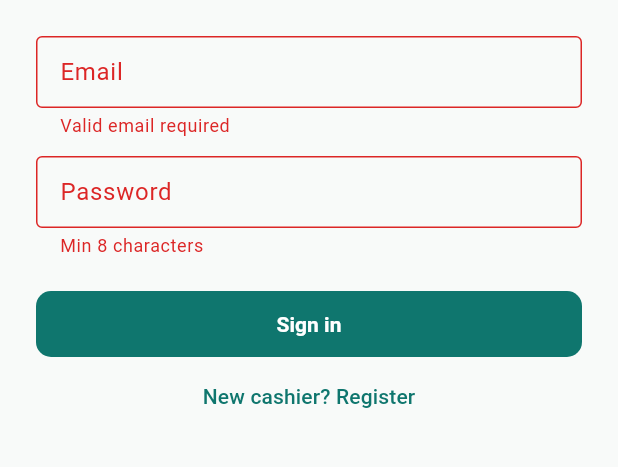
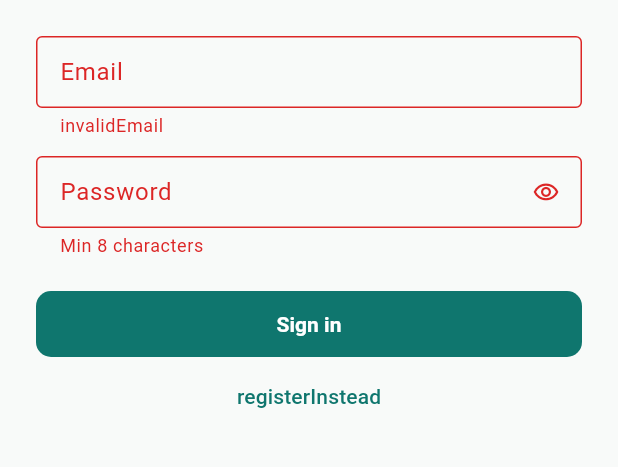
Before and after one commit to maulanasly/fastapi-octopos, a Flutter app: the screen it shows after launch, after a tap on "Sign in", on a phone screen of 412 x 824 dp, the part 483-950 px from its top. Run offline on Flutter 3.47's test engine with Material 3 defaults, Android fonts, the phone set to English and light mode, and no system bars; our stand-ins replace cached_network_image, dio, flutter_map, flutter_riverpod, flutter_secure_storage, geolocator and 5 more; missing offline and left inert: dart:js_interop.

Commit message:
fix(auth): login keyboard flow and password visibility
Email->password->submit keyboard chain, autofill hints, password visibility toggle, and the last hardcoded login strings moved to the locale tables.

```diff
--- a/client/lib/features/auth/login_screen.dart
+++ b/client/lib/features/auth/login_screen.dart
@@ -22,13 +22,16 @@ class _LoginScreenState extends ConsumerState<LoginScreen> {
   final _fullName = TextEditingController();
   bool _registerMode = false;
   bool _submitting = false;
+  bool _obscure = true;
   String? _error;
+  final _passwordFocus = FocusNode();
 
   @override
   void dispose() {
     _email.dispose();
     _password.dispose();
     _fullName.dispose();
+    _passwordFocus.dispose();
     super.dispose();
   }
 
@@ -81,9 +84,9 @@ class _LoginScreenState extends ConsumerState<LoginScreen> {
                       margin: const EdgeInsets.only(bottom: 12),
                       padding: const EdgeInsets.all(12),
                       decoration: BoxDecoration(
-                        color: Theme.of(
-                          context,
-                        ).colorScheme.surfaceContainerHighest,
+                        color: Theme.of(context)
+                            .colorScheme
+                            .surfaceContainerHighest,
                         borderRadius: BorderRadius.circular(10),
                       ),
                       child: Row(
@@ -138,19 +141,39 @@ class _LoginScreenState extends ConsumerState<LoginScreen> {
                     ),
                     keyboardType: TextInputType.emailAddress,
                     autocorrect: false,
+                    textInputAction: TextInputAction.next,
+                    onFieldSubmitted: (_) => _passwordFocus.requestFocus(),
+                    autofillHints: const [AutofillHints.email],
                     validator: (v) => (v == null || !v.contains('@'))
-                        ? 'Valid email required'
+                        ? s.of('invalidEmail')
                         : null,
                   ),
                   const SizedBox(height: 12),
                   TextFormField(
                     key: const Key('passwordField'),
                     controller: _password,
+                    focusNode: _passwordFocus,
                     decoration: InputDecoration(
                       labelText: s.of('password'),
                       border: OutlineInputBorder(),
+                      suffixIcon: IconButton(
+                        tooltip: _obscure
+                            ? s.of('showPassword')
+                            : s.of('hidePassword'),
+                        icon: Icon(
+                          _obscure
+                              ? Icons.visibility_outlined
+                              : Icons.visibility_off_outlined,
+                        ),
+                        onPressed: () => setState(() => _obscure = !_obscure),
+                      ),
                     ),
-                    obscureText: true,
+                    obscureText: _obscure,
+                    textInputAction: TextInputAction.done,
+                    onFieldSubmitted: (_) {
+                      if (!_submitting) _submit();
+                    },
+                    autofillHints: const [AutofillHints.password],
                     validator: (v) => (v == null || v.length < 8)
                         ? s.of('minPassword')
                         : null,
@@ -189,8 +212,8 @@ class _LoginScreenState extends ConsumerState<LoginScreen> {
                           }),
                     child: Text(
                       _registerMode
-                          ? 'Already have an account? Sign in'
-                          : 'New cashier? Register',
+                          ? s.of('signInInstead')
+                          : s.of('registerInstead'),
                     ),
                   ),
                 ],
```
